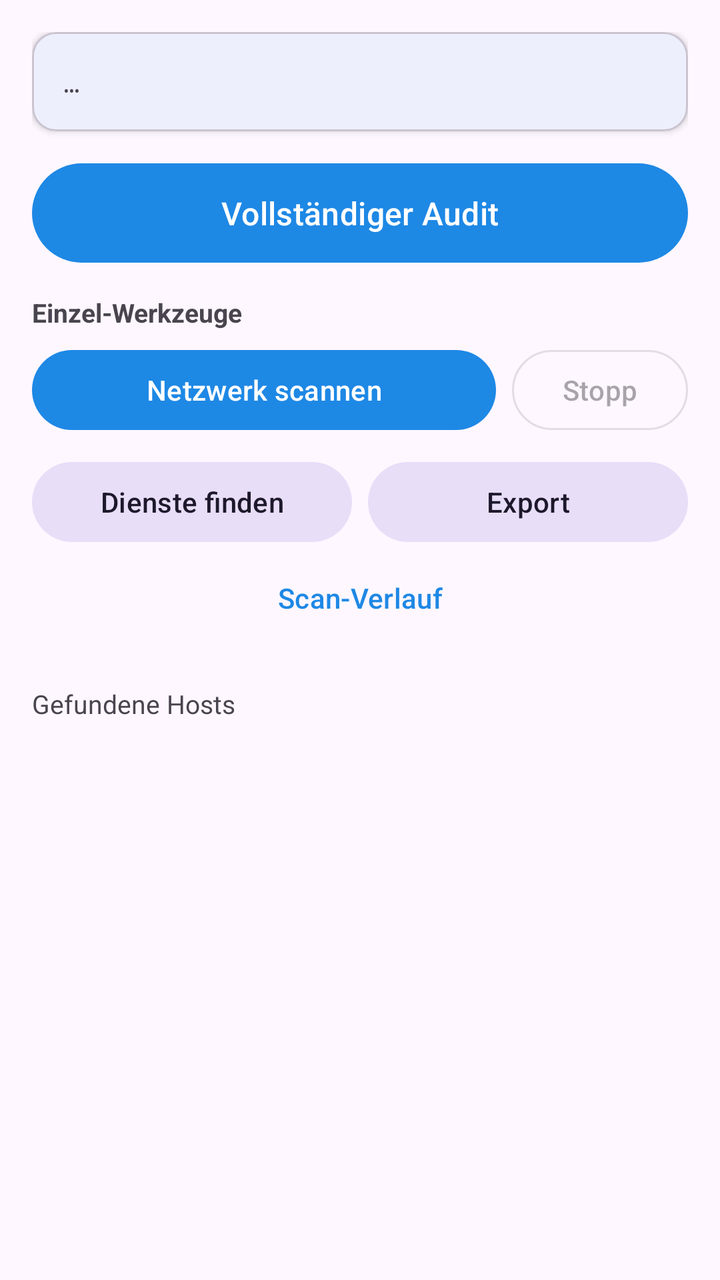
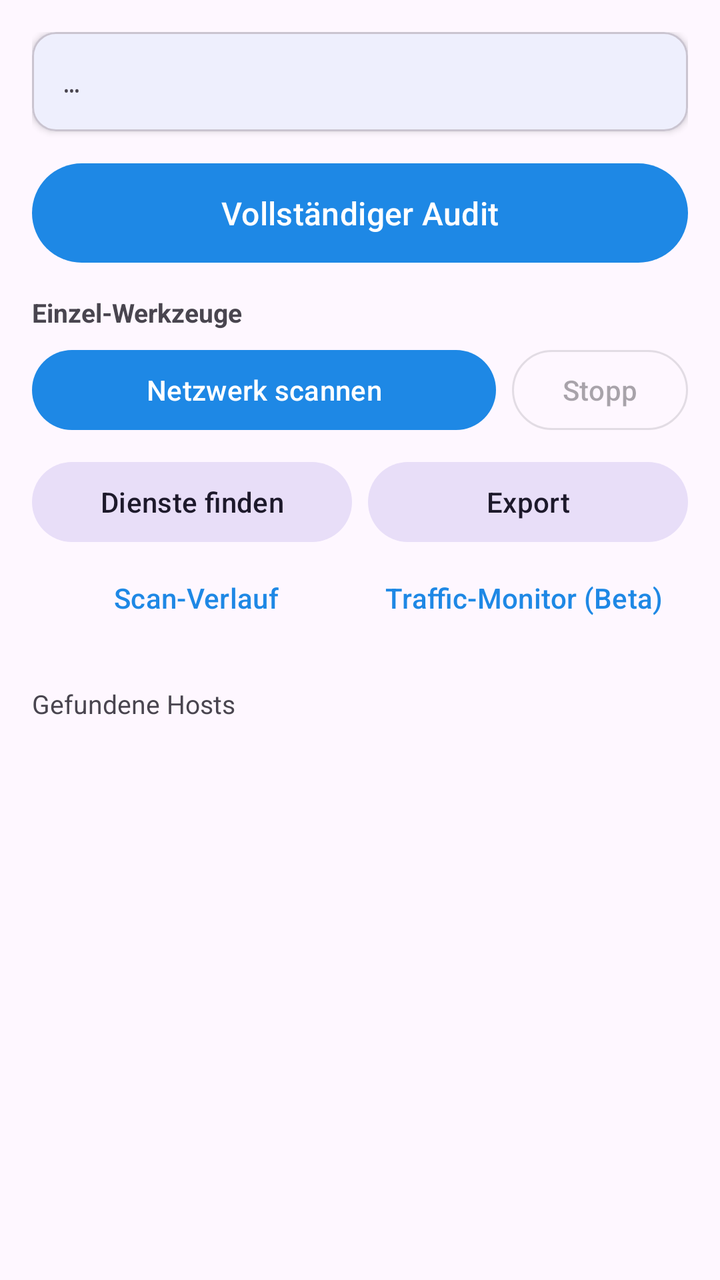

The first picture is an Android layout as it rendered before a commit; the second is the same layout after the commit. The layout source and the unified diff follow.
<!-- AndroidManifest.xml: application theme Theme.NetAudit -->
<!-- res/layout/activity_main.xml -->
<?xml version="1.0" encoding="utf-8"?>
<LinearLayout xmlns:android="http://schemas.android.com/apk/res/android"
    android:layout_width="match_parent"
    android:layout_height="match_parent"
    android:orientation="vertical"
    android:padding="16dp">

    <com.google.android.material.card.MaterialCardView
        android:layout_width="match_parent"
        android:layout_height="wrap_content"
        app:cardCornerRadius="12dp"
        app:cardElevation="2dp"
        xmlns:app="http://schemas.android.com/apk/res-auto">

        <TextView
            android:id="@+id/networkInfo"
            android:layout_width="match_parent"
            android:layout_height="wrap_content"
            android:padding="16dp"
            android:fontFamily="monospace"
            android:textSize="13sp"
            android:text="…" />
    </com.google.android.material.card.MaterialCardView>

    <com.google.android.material.button.MaterialButton
        android:id="@+id/auditButton"
        android:layout_width="match_parent"
        android:layout_height="wrap_content"
        android:layout_marginTop="12dp"
        android:paddingVertical="14dp"
        android:textSize="16sp"
        android:text="@string/full_audit" />

    <TextView
        android:layout_width="match_parent"
        android:layout_height="wrap_content"
        android:layout_marginTop="12dp"
        android:text="Einzel-Werkzeuge"
        android:textStyle="bold"
        android:textSize="13sp" />

    <LinearLayout
        android:layout_width="match_parent"
        android:layout_height="wrap_content"
        android:orientation="horizontal"
        android:layout_marginTop="6dp">

        <com.google.android.material.button.MaterialButton
            android:id="@+id/scanButton"
            android:layout_width="0dp"
            android:layout_weight="1"
            android:layout_height="wrap_content"
            android:text="@string/scan_network" />

        <com.google.android.material.button.MaterialButton
            android:id="@+id/stopButton"
            style="@style/Widget.Material3.Button.OutlinedButton"
            android:layout_width="wrap_content"
            android:layout_height="wrap_content"
            android:layout_marginStart="8dp"
            android:enabled="false"
            android:text="@string/stop" />
    </LinearLayout>

    <LinearLayout
        android:layout_width="match_parent"
        android:layout_height="wrap_content"
        android:orientation="horizontal"
        android:layout_marginTop="8dp">

        <com.google.android.material.button.MaterialButton
            android:id="@+id/discoveryButton"
            style="@style/Widget.Material3.Button.TonalButton"
            android:layout_width="0dp"
            android:layout_weight="1"
            android:layout_height="wrap_content"
            android:text="@string/discover_services" />

        <com.google.android.material.button.MaterialButton
            android:id="@+id/exportButton"
            style="@style/Widget.Material3.Button.TonalButton"
            android:layout_width="0dp"
            android:layout_weight="1"
            android:layout_height="wrap_content"
            android:layout_marginStart="8dp"
            android:text="@string/export" />
    </LinearLayout>

    <com.google.android.material.button.MaterialButton
        android:id="@+id/historyButton"
        style="@style/Widget.Material3.Button.TextButton"
        android:layout_width="match_parent"
        android:layout_height="wrap_content"
        android:text="@string/history" />

    <com.google.android.material.progressindicator.LinearProgressIndicator
        android:id="@+id/progress"
        android:layout_width="match_parent"
        android:layout_height="wrap_content"
        android:layout_marginTop="8dp"
        android:visibility="invisible"
        android:indeterminate="false" />

    <TextView
        android:id="@+id/statusLine"
        android:layout_width="match_parent"
        android:layout_height="wrap_content"
        android:layout_marginTop="8dp"
        android:textSize="13sp"
        android:text="@string/hosts_found" />

    <androidx.recyclerview.widget.RecyclerView
        android:id="@+id/hostList"
        android:layout_width="match_parent"
        android:layout_height="0dp"
        android:layout_weight="1"
        android:layout_marginTop="8dp"
        android:clipToPadding="false"
        android:paddingBottom="16dp" />
</LinearLayout>
<!-- resources referenced by this layout -->
<resources>
  <string name="discover_services">Dienste finden</string>
  <string name="export">Export</string>
  <string name="full_audit">Vollständiger Audit</string>
  <string name="history">Scan-Verlauf</string>
  <string name="hosts_found">Gefundene Hosts</string>
  <string name="scan_network">Netzwerk scannen</string>
  <string name="stop">Stopp</string>
  <style name="Theme.NetAudit" parent="Theme.Material3.DayNight.NoActionBar">
          <item name="colorPrimary">@color/brand_primary</item>
          <item name="colorPrimaryDark">@color/brand_dark</item>
          <item name="colorSecondary">@color/accent</item>
      </style>
  <color name="brand_primary">#1E88E5</color>
  <color name="brand_dark">#0D47A1</color>
  <color name="accent">#00C853</color>
</resources>

<!-- the commit's change to res/layout/activity_main.xml (unified diff, before → after) -->
@@ -86,12 +86,27 @@
             android:text="@string/export" />
     </LinearLayout>
 
-    <com.google.android.material.button.MaterialButton
-        android:id="@+id/historyButton"
-        style="@style/Widget.Material3.Button.TextButton"
+    <LinearLayout
         android:layout_width="match_parent"
         android:layout_height="wrap_content"
-        android:text="@string/history" />
+        android:orientation="horizontal">
+
+        <com.google.android.material.button.MaterialButton
+            android:id="@+id/historyButton"
+            style="@style/Widget.Material3.Button.TextButton"
+            android:layout_width="0dp"
+            android:layout_weight="1"
+            android:layout_height="wrap_content"
+            android:text="@string/history" />
+
+        <com.google.android.material.button.MaterialButton
+            android:id="@+id/trafficButton"
+            style="@style/Widget.Material3.Button.TextButton"
+            android:layout_width="0dp"
+            android:layout_weight="1"
+            android:layout_height="wrap_content"
+            android:text="@string/traffic_title" />
+    </LinearLayout>
 
     <com.google.android.material.progressindicator.LinearProgressIndicator
         android:id="@+id/progress"
<!-- resource entries referenced after the edit -->
@@ -7,6 +7,7 @@
   <string name="hosts_found">Gefundene Hosts</string>
   <string name="scan_network">Netzwerk scannen</string>
   <string name="stop">Stopp</string>
+  <string name="traffic_title">Traffic-Monitor (Beta)</string>
   <style name="Theme.NetAudit" parent="Theme.Material3.DayNight.NoActionBar">
           <item name="colorPrimary">@color/brand_primary</item>
           <item name="colorPrimaryDark">@color/brand_dark</item>
